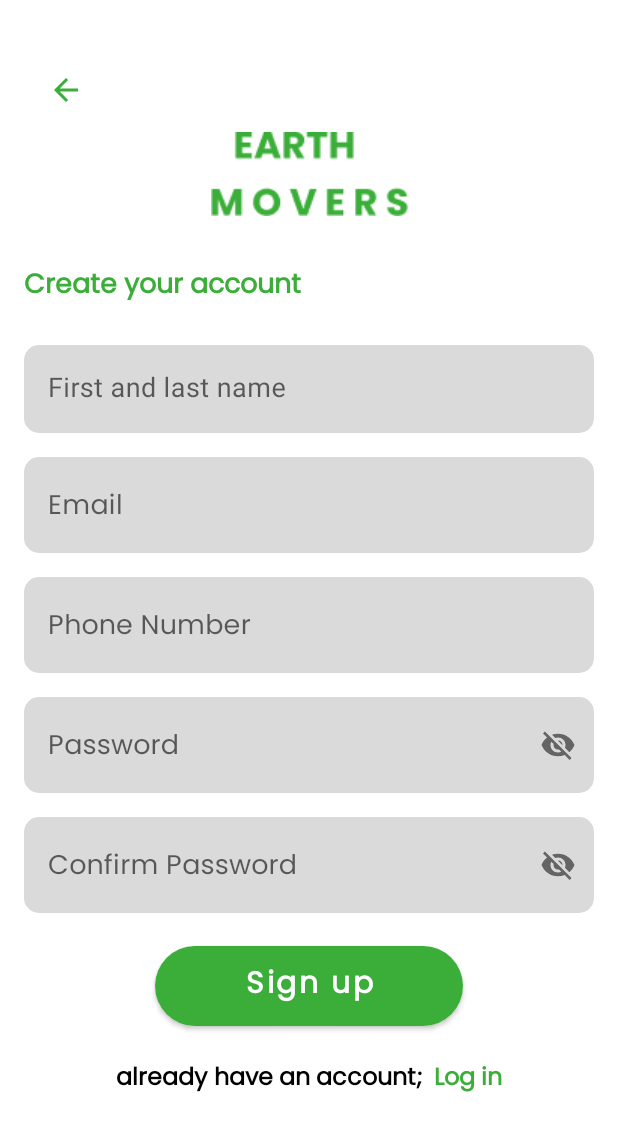
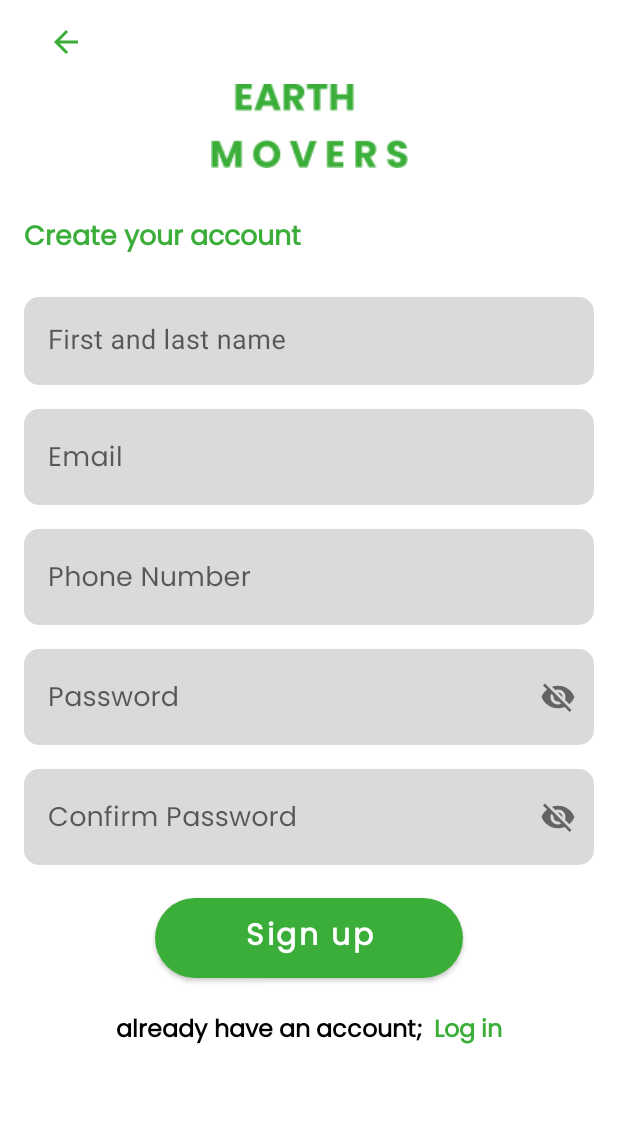
Before and after one commit to dev-juri/EarthMovers, an Android app: the screen it shows after launch (MainActivity), after a tap on "Skip", on a phone screen of 412 x 824 dp. Shown: the top 1131 px of the screen. Run offline under Robolectric (Android 15) with nearby library versions, the phone set to English and light mode, and no system bars; our stand-ins replace navigation-ui.

Commit message:
chore: add new screens

```diff
--- a/app/src/main/AndroidManifest.xml
+++ b/app/src/main/AndroidManifest.xml
@@ -11,7 +11,8 @@
         android:theme="@style/Theme.EarthMovers">
         <activity
             android:name=".MainActivity"
-            android:exported="true">
+            android:exported="true"
+            android:screenOrientation="portrait">
             <intent-filter>
                 <action android:name="android.intent.action.MAIN" />
 
--- a/app/src/main/java/com/earthmovers/www/MainActivity.kt
+++ b/app/src/main/java/com/earthmovers/www/MainActivity.kt
@@ -1,10 +1,8 @@
 package com.earthmovers.www
 
 import android.graphics.Color
-import android.os.Build
 import android.os.Bundle
 import android.view.LayoutInflater
-import android.view.View
 import android.view.WindowManager
 import androidx.appcompat.app.AppCompatActivity
 import androidx.fragment.app.Fragment
@@ -45,6 +43,16 @@ class MainActivity : AppCompatActivity() {
 
     override fun onCreate(savedInstanceState: Bundle?) {
         super.onCreate(savedInstanceState)
+
+
+        requestWindowFeature(1)
+        window.apply {
+            setFlags(
+                WindowManager.LayoutParams.FLAG_LAYOUT_NO_LIMITS,
+                WindowManager.LayoutParams.FLAG_LAYOUT_NO_LIMITS
+            )
+            statusBarColor = Color.TRANSPARENT
+        }
         setContentView(binding.root)
 
         (this as FragmentActivity).supportFragmentManager.registerFragmentLifecycleCallbacks(
--- a/app/src/main/res/layout/fragment_home.xml
+++ b/app/src/main/res/layout/fragment_home.xml
@@ -1,7 +1,6 @@
 <?xml version="1.0" encoding="utf-8"?>
 <androidx.constraintlayout.widget.ConstraintLayout xmlns:android="http://schemas.android.com/apk/res/android"
     android:layout_width="match_parent"
-    android:layout_height="match_parent"
-    android:background="@color/white">
+    android:layout_height="match_parent">
 
 </androidx.constraintlayout.widget.ConstraintLayout>
--- a/app/src/main/res/layout/fragment_login.xml
+++ b/app/src/main/res/layout/fragment_login.xml
@@ -2,9 +2,7 @@
 <androidx.constraintlayout.widget.ConstraintLayout xmlns:android="http://schemas.android.com/apk/res/android"
     xmlns:app="http://schemas.android.com/apk/res-auto"
     android:layout_width="match_parent"
-    android:layout_height="match_parent"
-    android:background="@color/white"
-    android:paddingTop="32dp">
+    android:layout_height="match_parent">
 
     <androidx.appcompat.widget.Toolbar
         android:id="@+id/toolbar"
--- a/app/src/main/res/layout/fragment_notification.xml
+++ b/app/src/main/res/layout/fragment_notification.xml
@@ -1,7 +1,6 @@
 <?xml version="1.0" encoding="utf-8"?>
 <androidx.constraintlayout.widget.ConstraintLayout xmlns:android="http://schemas.android.com/apk/res/android"
     android:layout_width="match_parent"
-    android:layout_height="match_parent"
-    android:background="@color/white">
+    android:layout_height="match_parent">
 
 </androidx.constraintlayout.widget.ConstraintLayout>
--- a/app/src/main/res/layout/fragment_post_job.xml
+++ b/app/src/main/res/layout/fragment_post_job.xml
@@ -1,7 +1,6 @@
 <?xml version="1.0" encoding="utf-8"?>
 <androidx.constraintlayout.widget.ConstraintLayout xmlns:android="http://schemas.android.com/apk/res/android"
     android:layout_width="match_parent"
-    android:layout_height="match_parent"
-    android:background="@color/white">
+    android:layout_height="match_parent">
 
 </androidx.constraintlayout.widget.ConstraintLayout>
--- a/app/src/main/res/layout/fragment_profile.xml
+++ b/app/src/main/res/layout/fragment_profile.xml
@@ -1,7 +1,6 @@
 <?xml version="1.0" encoding="utf-8"?>
 <androidx.constraintlayout.widget.ConstraintLayout xmlns:android="http://schemas.android.com/apk/res/android"
     android:layout_width="match_parent"
-    android:layout_height="match_parent"
-    android:background="@color/white">
+    android:layout_height="match_parent">
 
 </androidx.constraintlayout.widget.ConstraintLayout>
--- a/app/src/main/res/layout/fragment_signup.xml
+++ b/app/src/main/res/layout/fragment_signup.xml
@@ -2,9 +2,7 @@
 <androidx.constraintlayout.widget.ConstraintLayout xmlns:android="http://schemas.android.com/apk/res/android"
     xmlns:app="http://schemas.android.com/apk/res-auto"
     android:layout_width="match_parent"
-    android:layout_height="match_parent"
-    android:background="@color/white"
-    android:paddingTop="32dp">
+    android:layout_height="match_parent">
 
     <androidx.appcompat.widget.Toolbar
         android:id="@+id/toolbar"
--- a/app/src/main/res/values-night/themes.xml
+++ b/app/src/main/res/values-night/themes.xml
@@ -1,6 +1,6 @@
 <resources xmlns:tools="http://schemas.android.com/tools">
     <!-- Base application theme. -->
-    <style name="Theme.EarthMovers" parent="Theme.MaterialComponents.DayNight.DarkActionBar">
+    <style name="Theme.EarthMovers" parent="Theme.MaterialComponents.Light.NoActionBar">
         <!-- Primary brand color. -->
         <item name="colorPrimary">@color/green</item>
         <item name="colorPrimaryVariant">@color/green</item>
@@ -12,6 +12,6 @@
         <!-- Customize your theme here. -->
 
         <item name="windowNoTitle">true</item>
-        <item name="statusBarBackground">@android:color/transparent</item>
+        <item name="android:forceDarkAllowed" tools:targetApi="q">false</item>
     </style>
 </resources>
--- a/app/src/main/res/values/themes.xml
+++ b/app/src/main/res/values/themes.xml
@@ -1,6 +1,6 @@
 <resources xmlns:tools="http://schemas.android.com/tools">
     <!-- Base application theme. -->
-    <style name="Theme.EarthMovers" parent="Theme.MaterialComponents.DayNight.DarkActionBar">
+    <style name="Theme.EarthMovers" parent="Theme.MaterialComponents.Light.NoActionBar">
         <!-- Primary brand color. -->
         <item name="colorPrimary">@color/green</item>
         <item name="colorPrimaryVariant">@color/green</item>
@@ -11,7 +11,7 @@
         <item name="colorOnSecondary">@color/black</item>
         <!-- Customize your theme here. -->
 
-        <item name="statusBarBackground">@android:color/transparent</item>
+        <item name="android:forceDarkAllowed" tools:targetApi="q">false</item>
         <item name="windowNoTitle">true</item>
     </style>
 </resources>
```
